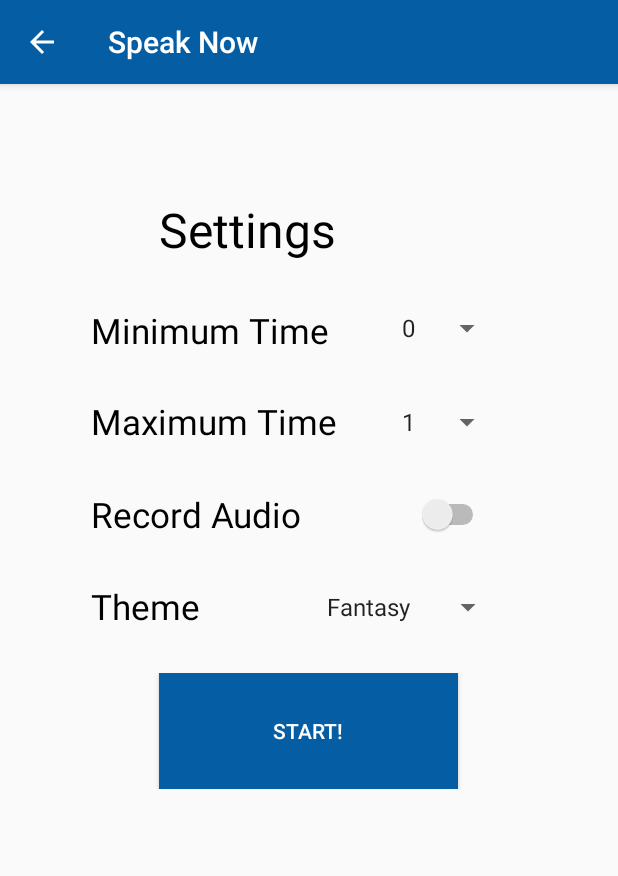
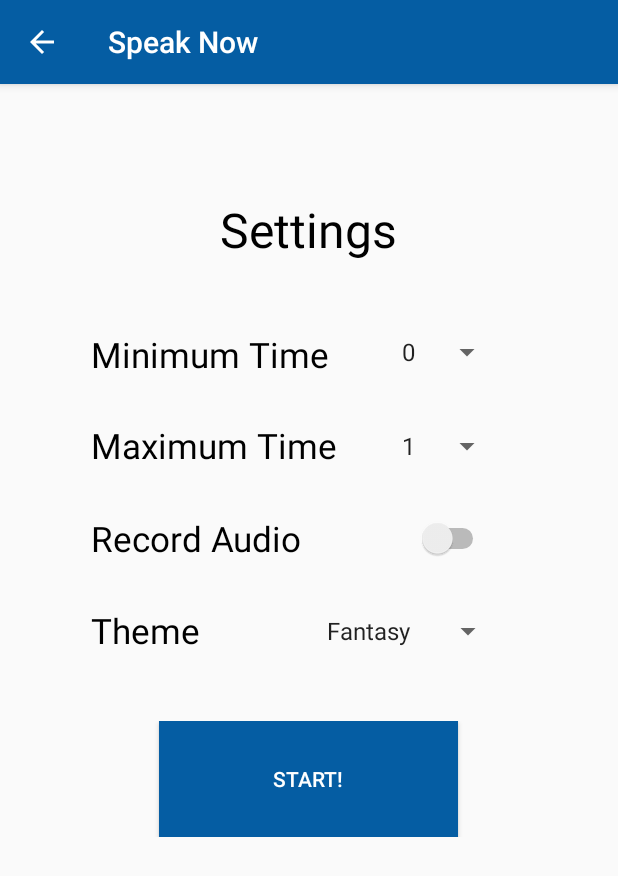
Before and after one commit to cyril-junior-dim/TableTopics, an Android app: the SpeakNowActivity screen opened directly, with no data from a screen before it, on a phone screen of 412 x 824 dp. Shown: the top 876 px of the screen. Run offline under Robolectric (Android 15) with nearby library versions, the phone set to English and light mode, and no system bars.

Commit message:
Stable rollback

```diff
--- a/app/src/main/java/com/example/tabletopics/HomeActivity.java
+++ b/app/src/main/java/com/example/tabletopics/HomeActivity.java
@@ -66,8 +66,8 @@ public class HomeActivity extends AppCompatActivity {
     public boolean onOptionsItemSelected(@NonNull MenuItem item) {
         switch(item.getItemId()){
             case R.id.account:
+                Toast.makeText(this, "Account Info", Toast.LENGTH_SHORT).show();
                 startActivity(new Intent(getApplicationContext(), ProfileActivity.class));
-                Toast.makeText(this, "Account Info", Toast.LENGTH_SHORT).show();
                 return true;
             case R.id.settings:
                 Toast.makeText(this, "App settings", Toast.LENGTH_SHORT).show();
--- a/app/src/main/java/com/example/tabletopics/LoadingScreenActivity.java
+++ b/app/src/main/java/com/example/tabletopics/LoadingScreenActivity.java
@@ -20,9 +20,9 @@ public class LoadingScreenActivity extends AppCompatActivity {
     @Override
     protected void onCreate(Bundle savedInstanceState) {
         super.onCreate(savedInstanceState);
-        //setContentView(R.layout.activity_loading_screen);
+        setContentView(R.layout.activity_loading_screen);
 
-        //textView = findViewById(R.id.prompt);
+        textView = findViewById(R.id.prompt);
 
         textView.setText("Ready?");
 
--- a/app/src/main/java/com/example/tabletopics/SpeakNowActivity.java
+++ b/app/src/main/java/com/example/tabletopics/SpeakNowActivity.java
@@ -16,6 +16,7 @@ import android.widget.TableRow;
 
 import java.util.ArrayList;
 import java.util.List;
+import java.util.Objects;
 
 public class SpeakNowActivity extends AppCompatActivity {
     private Spinner spinner;
@@ -30,7 +31,7 @@ public class SpeakNowActivity extends AppCompatActivity {
         myToolbar.setTitle("Speak Now");
         myToolbar.setTitleTextColor(0xFFFFFFFF);
         setSupportActionBar(myToolbar);
-        getSupportActionBar().setDisplayHomeAsUpEnabled(true);
+        Objects.requireNonNull(getSupportActionBar()).setDisplayHomeAsUpEnabled(true);
         getSupportActionBar().setDisplayShowHomeEnabled(true);
 
         myToolbar.setNavigationOnClickListener(new View.OnClickListener() {
@@ -94,6 +95,16 @@ public class SpeakNowActivity extends AppCompatActivity {
         adapter.setDropDownViewResource(android.R.layout.simple_spinner_dropdown_item);
 
         spinner3.setAdapter(adapter3);
+
+        Button button = (Button)findViewById(R.id.start);
+        button.setOnClickListener(new View.OnClickListener() {
+            @Override
+            public void onClick(View v) {
+                Intent intent = new Intent(v.getContext(), LoadingScreenActivity.class);
+                startActivity(intent);
+                overridePendingTransition(android.R.anim.fade_in, android.R.anim.fade_out);
+            }
+        });
     }
 
 }
--- a/app/src/main/res/layout/activity_speak_now.xml
+++ b/app/src/main/res/layout/activity_speak_now.xml
@@ -37,9 +37,11 @@
                 android:id="@+id/settings_title"
                 android:layout_width="wrap_content"
                 android:layout_height="wrap_content"
+                android:textAlignment="center"
                 android:text="@string/settings"
                 android:textColor="#000000"
-                android:textSize="32sp" />
+                android:textSize="32sp"
+                android:gravity="center_horizontal" />
 
         </TableRow>
 
@@ -47,6 +49,7 @@
             android:layout_width="match_parent"
             android:layout_height="match_parent"
             android:gravity="center"
+            android:paddingTop="16sp"
             android:paddingBottom="25sp">
 
             <TextView
@@ -152,10 +155,11 @@
             android:layout_width="match_parent"
             android:layout_height="match_parent"
             android:gravity="center"
+            android:paddingTop="16sp"
             android:paddingBottom="25sp">
 
             <Button
-                android:id="@+id/button"
+                android:id="@+id/start"
                 android:layout_width="154dp"
                 android:layout_height="77dp"
                 android:background="#055DA3"
--- a/app/src/main/res/values/strings.xml
+++ b/app/src/main/res/values/strings.xml
@@ -34,4 +34,5 @@
     <string name="logout">Logout</string>
     <string name="add">add</string>
     <string name="other">Other</string>
+    <string name="icon">icon</string>
 </resources>
```
Also changed, not shown: app/src/main/res/layout/activity_loading_screen.xml (added, +44 -0 lines).
